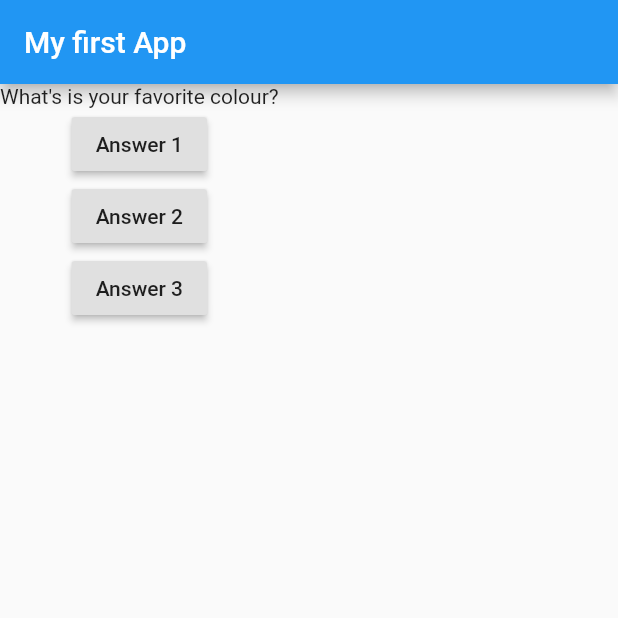
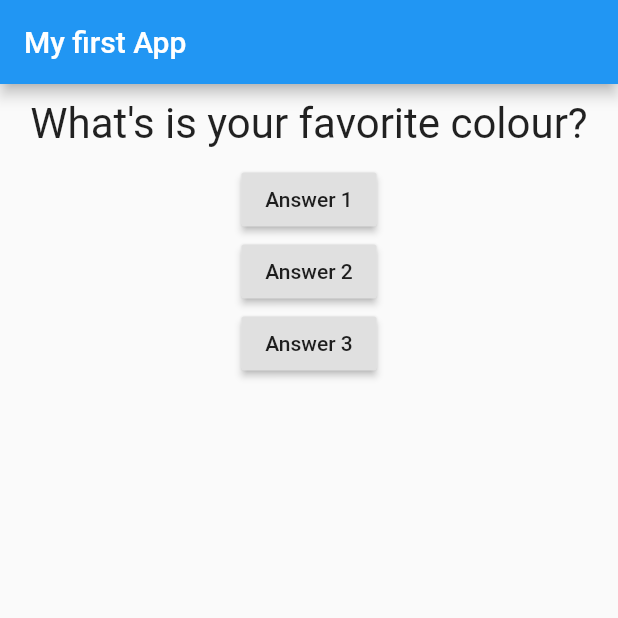
Before and after one commit to hamzaali81/flutter-app-testing, a Flutter app: the screen it shows after launch, on a phone screen of 412 x 824 dp, the top half of it. Run offline on Flutter 3.47's test engine with Material 2 defaults, Android fonts, the phone set to English and light mode, and no system bars.

Commit message:
styling text and widget

```diff
--- a/app/lib/question.dart
+++ b/app/lib/question.dart
@@ -1,11 +1,21 @@
 import 'package:flutter/material.dart';
-class Question  extends StatelessWidget {
+
+class Question extends StatelessWidget {
   String questionText;
 
-   Question(this.questionText); //this is positional argument
+  Question(this.questionText); //this is positional argument
 
   @override
   Widget build(BuildContext context) {
-    return Text(questionText);
+    return Container(
+      width: double.infinity,
+      margin: EdgeInsets.all(10), //10 device margin
+      child: Text(
+        //widget that wrap into container
+        questionText,
+        style: TextStyle(fontSize: 28),
+        textAlign: TextAlign.center,
+      ),
+    );
   }
 }
```
